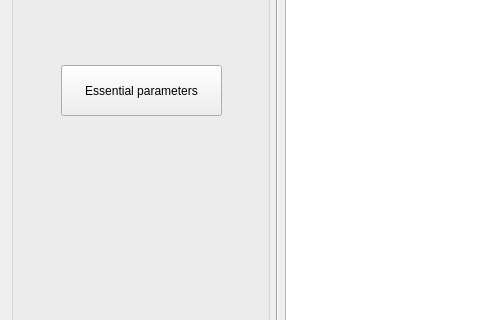
Old version of the form SomePhysEngin/someenginmainwindow.ui in the repository SomeTeam-SE2015/SomePhysEngin; both pictures show x 0 to 480 and y 168 to 488 of the 1096 by 648 pixel window.
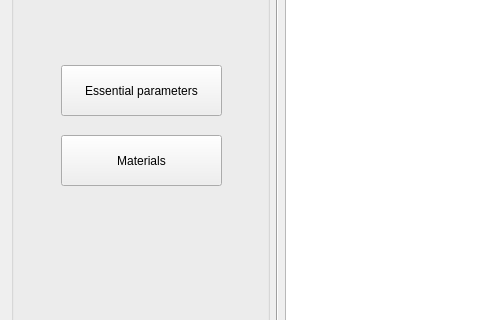
New version of the form. Custom widgets are drawn as their Qt base class.

Commit message: edit material parameters

What changed in the file:
```diff
--- a/SomePhysEngin/someenginmainwindow.ui
+++ b/SomePhysEngin/someenginmainwindow.ui
@@ -35,6 +35,19 @@
           <string>Essential parameters</string>
          </property>
         </widget>
+        <widget class="QPushButton" name="pushButton_2">
+         <property name="geometry">
+          <rect>
+           <x>50</x>
+           <y>270</y>
+           <width>161</width>
+           <height>51</height>
+          </rect>
+         </property>
+         <property name="text">
+          <string>Materials</string>
+         </property>
+        </widget>
        </widget>
       </item>
       <item>
```
The commit also changes 8 other files.
